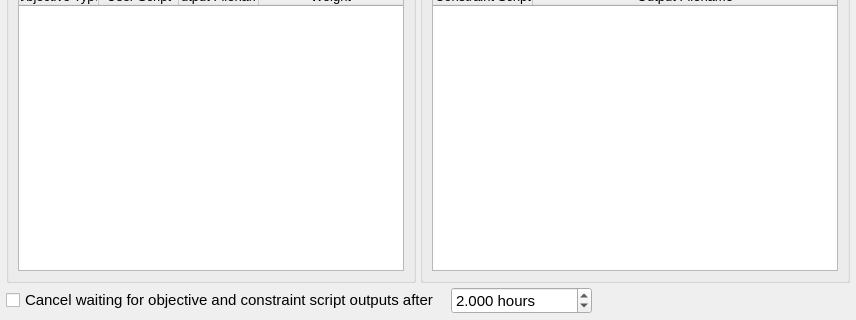
Qt form src/xtalopt/gui/tab_mo.ui (xtalopt/XtalOpt) before a commit; both pictures show x 0 to 856 and y 180 to 500 of the 856 by 500 pixel window.
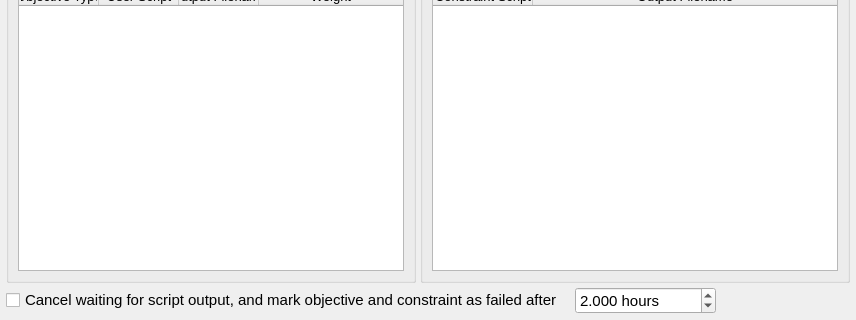
The same form after that commit.

```diff
--- a/src/xtalopt/gui/tab_mo.ui
+++ b/src/xtalopt/gui/tab_mo.ui
@@ -638,7 +638,7 @@
         <string>&lt;html&gt;&lt;head/&gt;&lt;body&gt;&lt;p&gt;Cancel waiting for an objective/constraint script's output after the set time and mark the calculation failed. This only cancels the wait; any external work is not killed.&lt;/p&gt;&lt;/body&gt;&lt;/html&gt;</string>
        </property>
        <property name="text">
-        <string>Cancel waiting for objective and constraint script outputs after</string>
+        <string>Cancel waiting for script output, and mark objective and constraint as failed after</string>
        </property>
       </widget>
      </item>
```
